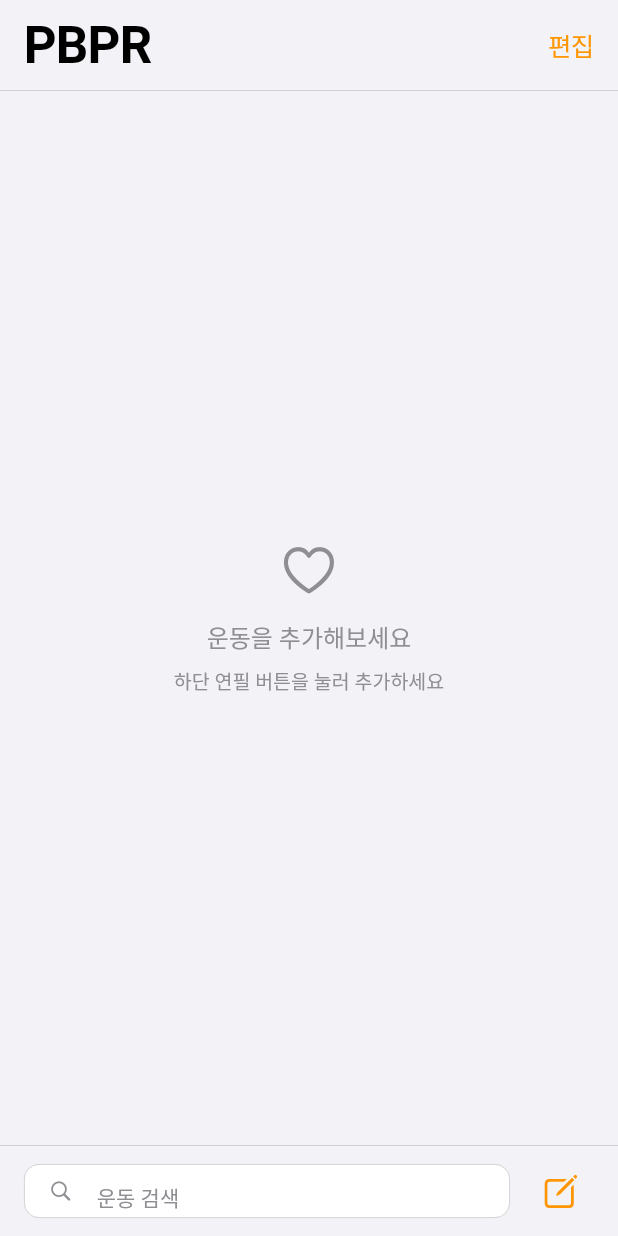
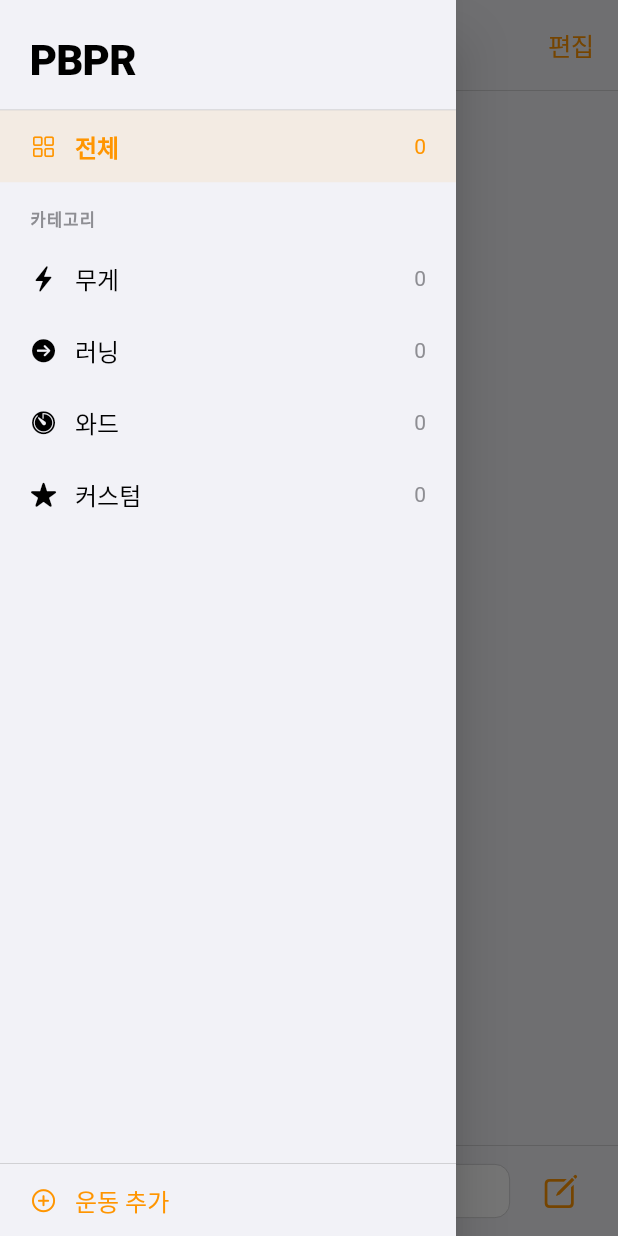
Before and after one commit to pyraworks/peaklog, a Flutter app: the screen it shows after launch, with the side drawer open (before the commit the screen has no drawer), on a phone screen of 412 x 824 dp. Run offline on Flutter 3.47's test engine with Material 3 defaults, Android fonts, the phone set to English and light mode, and no system bars; our stand-ins replace flutter_riverpod, flutter_slidable, google_fonts, share_plus, shared_preferences, sqflite; accounts and stored records are empty.

Commit message:
feat: left category drawer with filter, hamburger menu button

```diff
--- /dev/null
+++ b/lib/features/home/category_drawer.dart
@@ -0,0 +1,173 @@
+import 'package:flutter/cupertino.dart';
+import 'package:flutter/material.dart';
+import '../../core/models/exercise.dart';
+import '../../core/theme/app_theme.dart';
+import 'add_exercise_sheet.dart';
+
+class CategoryDrawer extends StatelessWidget {
+  final ExerciseCategory? selected;
+  final List<Exercise> exercises;
+  final ValueChanged<ExerciseCategory?> onCategorySelected;
+
+  const CategoryDrawer({
+    required this.selected,
+    required this.exercises,
+    required this.onCategorySelected,
+    super.key,
+  });
+
+  @override
+  Widget build(BuildContext context) {
+    return Drawer(
+      backgroundColor: AppTheme.background,
+      child: SafeArea(
+        child: Column(
+          crossAxisAlignment: CrossAxisAlignment.start,
+          children: [
+            const Padding(
+              padding: EdgeInsets.fromLTRB(20, 24, 20, 16),
+              child: Text('PBPR',
+                style: TextStyle(
+                    fontSize: 28,
+                    fontWeight: FontWeight.w900,
+                    color: AppTheme.textPrimary,
+                    letterSpacing: -0.5)),
+            ),
+            const Divider(
+                height: 0.5, thickness: 0.5, color: AppTheme.separator),
+            _DrawerTile(
+              label: '전체',
+              icon: CupertinoIcons.square_grid_2x2,
+              count: exercises.length,
+              selected: selected == null,
+              onTap: () {
+                onCategorySelected(null);
+                Navigator.pop(context);
+              },
+            ),
+            const Padding(
+              padding: EdgeInsets.fromLTRB(20, 16, 20, 8),
+              child: Text(
+                '카테고리',
+                style: TextStyle(
+                    color: AppTheme.textSecondary,
+                    fontSize: 11,
+                    fontWeight: FontWeight.w600,
+                    letterSpacing: 0.8),
+              ),
+            ),
+            ...ExerciseCategory.values.map((cat) {
+              final count =
+                  exercises.where((e) => e.category == cat).length;
+              return _DrawerTile(
+                label: cat.label,
+                icon: _iconFor(cat),
+                count: count,
+                selected: selected == cat,
+                onTap: () {
+                  onCategorySelected(cat);
+                  Navigator.pop(context);
+                },
+              );
+            }),
+            const Spacer(),
+            const Divider(
+                height: 0.5, thickness: 0.5, color: AppTheme.separator),
+            _DrawerTile(
+              label: '운동 추가',
+              icon: CupertinoIcons.plus_circle,
+              count: null,
+              selected: false,
+              accent: true,
+              onTap: () {
+                Navigator.pop(context);
+                Navigator.push(
+                  context,
+                  MaterialPageRoute(
+                      builder: (_) => const AddExerciseScreen()),
+                );
+              },
+            ),
+          ],
+        ),
+      ),
+    );
+  }
+
+  IconData _iconFor(ExerciseCategory cat) {
+    switch (cat) {
+      case ExerciseCategory.strength:
+        return CupertinoIcons.bolt_fill;
+      case ExerciseCategory.running:
+        return CupertinoIcons.arrow_right_circle_fill;
+      case ExerciseCategory.workout:
+        return CupertinoIcons.timer_fill;
+      case ExerciseCategory.custom:
+        return CupertinoIcons.star_fill;
+    }
+  }
+}
+
+class _DrawerTile extends StatelessWidget {
+  final String label;
+  final IconData icon;
+  final int? count;
+  final bool selected;
+  final bool accent;
+  final VoidCallback onTap;
+
+  const _DrawerTile({
+    required this.label,
+    required this.icon,
+    required this.count,
+    required this.selected,
+    required this.onTap,
+    this.accent = false,
+  });
+
+  @override
+  Widget build(BuildContext context) {
+    final color =
+        (accent || selected) ? AppTheme.accent : AppTheme.textPrimary;
+    return Material(
+      color: selected
+          ? AppTheme.accent.withValues(alpha: 0.08)
+          : Colors.transparent,
+      child: InkWell(
+        onTap: onTap,
+        splashColor: Colors.transparent,
+        highlightColor: AppTheme.accent.withValues(alpha: 0.05),
+        child: Padding(
+          padding:
+              const EdgeInsets.symmetric(horizontal: 20, vertical: 12),
+          child: Row(
+            children: [
+              Icon(icon, color: color, size: 18),
+              const SizedBox(width: 12),
+              Expanded(
+                child: Text(
+                  label,
+                  style: TextStyle(
+                      color: color,
+                      fontSize: 16,
+                      fontWeight: selected
+                          ? FontWeight.w600
+                          : FontWeight.w400),
+                ),
+              ),
+              if (count != null)
+                Text(
+                  '$count',
+                  style: TextStyle(
+                      color: selected
+                          ? AppTheme.accent
+                          : AppTheme.textSecondary,
+                      fontSize: 14),
+                ),
+            ],
+          ),
+        ),
+      ),
+    );
+  }
+}
--- a/lib/features/home/home_screen.dart
+++ b/lib/features/home/home_screen.dart
@@ -1,10 +1,12 @@
 import 'package:flutter/cupertino.dart';
 import 'package:flutter/material.dart';
 import 'package:flutter_riverpod/flutter_riverpod.dart';
+import '../../core/models/exercise.dart';
 import '../../core/theme/app_theme.dart';
 import '../../providers/exercises_provider.dart';
+import 'add_exercise_sheet.dart' show AddExerciseScreen;
+import 'category_drawer.dart';
 import 'exercise_card.dart';
-import 'add_exercise_sheet.dart' show AddExerciseScreen;
 
 class HomeScreen extends ConsumerStatefulWidget {
   const HomeScreen({super.key});
@@ -17,6 +19,7 @@ class _HomeScreenState extends ConsumerState<HomeScreen> {
   bool _editMode = false;
   final _searchController = TextEditingController();
   String _searchQuery = '';
+  ExerciseCategory? _filterCategory;
 
   @override
   void dispose() {
@@ -27,14 +30,36 @@ class _HomeScreenState extends ConsumerState<HomeScreen> {
   @override
   Widget build(BuildContext context) {
     final exercisesAsync = ref.watch(exercisesProvider);
-    final canAdd = (exercisesAsync.valueOrNull?.length ?? 0) < 6;
+    final allExercises = exercisesAsync.valueOrNull ?? [];
+    final canAdd = allExercises.length < 6;
 
     return Scaffold(
       backgroundColor: AppTheme.background,
+      drawer: CategoryDrawer(
+        selected: _filterCategory,
+        exercises: allExercises,
+        onCategorySelected: (cat) =>
+            setState(() => _filterCategory = cat),
+      ),
       appBar: AppBar(
         automaticallyImplyLeading: false,
         toolbarHeight: 60,
-        title: const Text(
+        leading: Builder(
+          builder: (ctx) => CupertinoButton(
+            padding: EdgeInsets.zero,
+            onPressed: () => Scaffold.of(ctx).openDrawer(),
+            child: const Icon(
+              CupertinoIcons.line_horizontal_3,
+              color: AppTheme.textPrimary,
+              size: 22,
+            ),
+          ),
+        ),
+        title: Column(
+          crossAxisAlignment: CrossAxisAlignment.start,
+          mainAxisSize: MainAxisSize.min,
+          children: [
+            const Text(
               'PBPR',
               style: TextStyle(
                 fontSize: 34,
@@ -42,6 +67,16 @@ class _HomeScreenState extends ConsumerState<HomeScreen> {
                 letterSpacing: -0.5,
                 color: AppTheme.textPrimary,
               ),
+            ),
+            if (_filterCategory != null)
+              Text(
+                _filterCategory!.label,
+                style: const TextStyle(
+                    color: AppTheme.accent,
+                    fontSize: 11,
+                    fontWeight: FontWeight.w600),
+              ),
+          ],
         ),
         actions: [
           CupertinoButton(
@@ -69,16 +104,29 @@ class _HomeScreenState extends ConsumerState<HomeScreen> {
               ),
               error: (e, _) => Center(child: Text('오류: $e')),
               data: (exercises) {
-                final filtered = _searchQuery.isEmpty
-                    ? exercises
-                    : exercises
+                var filtered = exercises;
+                if (_filterCategory != null) {
+                  filtered = filtered
+                      .where((e) => e.category == _filterCategory)
+                      .toList();
+                }
+                if (_searchQuery.isNotEmpty) {
+                  filtered = filtered
                       .where((e) => e.displayName
                           .toLowerCase()
                           .contains(_searchQuery.toLowerCase()))
                       .toList();
+                }
 
                 if (exercises.isEmpty) {
                   return const _EmptyState();
+                }
+                if (filtered.isEmpty) {
+                  return _EmptyFilterState(
+                    category: _filterCategory,
+                    onClear: () =>
+                        setState(() => _filterCategory = null),
+                  );
                 }
 
                 return ListView.builder(
@@ -165,8 +213,8 @@ class _BottomToolbar extends StatelessWidget {
               decoration: BoxDecoration(
                 color: AppTheme.card,
                 borderRadius: BorderRadius.circular(10),
-                border: Border.all(
-                    color: AppTheme.separator, width: 0.5),
+                border:
+                    Border.all(color: AppTheme.separator, width: 0.5),
               ),
               child: TextField(
                 controller: searchController,
@@ -219,8 +267,8 @@ class _EmptyState extends StatelessWidget {
               color: AppTheme.textSecondary, size: 40),
           SizedBox(height: 12),
           Text('운동을 추가해보세요',
-              style: TextStyle(
-                  color: AppTheme.textSecondary, fontSize: 16)),
+              style:
+                  TextStyle(color: AppTheme.textSecondary, fontSize: 16)),
           SizedBox(height: 8),
           Text('하단 연필 버튼을 눌러 추가하세요',
               style: TextStyle(
@@ -230,3 +278,33 @@ class _EmptyState extends StatelessWidget {
     );
   }
 }
+
+class _EmptyFilterState extends StatelessWidget {
+  final ExerciseCategory? category;
+  final VoidCallback onClear;
+
+  const _EmptyFilterState(
+      {required this.category, required this.onClear});
+
+  @override
+  Widget build(BuildContext context) {
+    return Center(
+      child: Column(
+        mainAxisSize: MainAxisSize.min,
+        children: [
+          Text(
+            '${category?.label ?? ''} 운동 없음',
+            style: const TextStyle(
+                color: AppTheme.textSecondary, fontSize: 16),
+          ),
+          const SizedBox(height: 12),
+          CupertinoButton(
+            onPressed: onClear,
+            child: const Text('전체 보기',
+                style: TextStyle(color: AppTheme.accent)),
+          ),
+        ],
+      ),
+    );
+  }
+}
```
Lines whose indentation alone changed are shown as unchanged.
